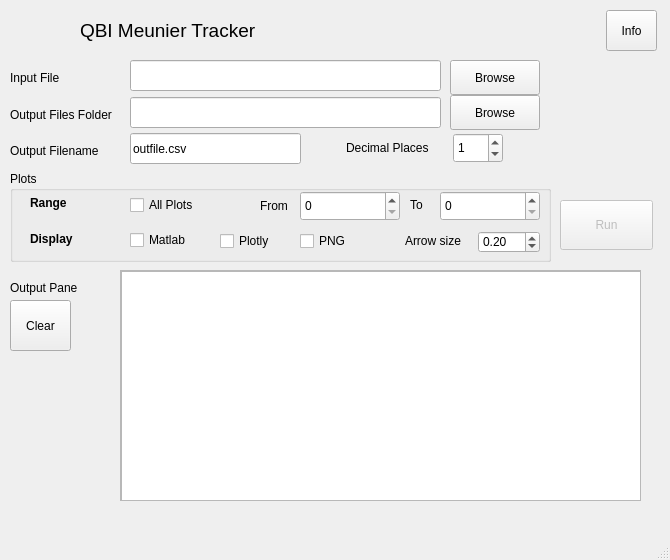
Qt form tracker.ui (QBI-Microscopy/Tracking) before a commit.
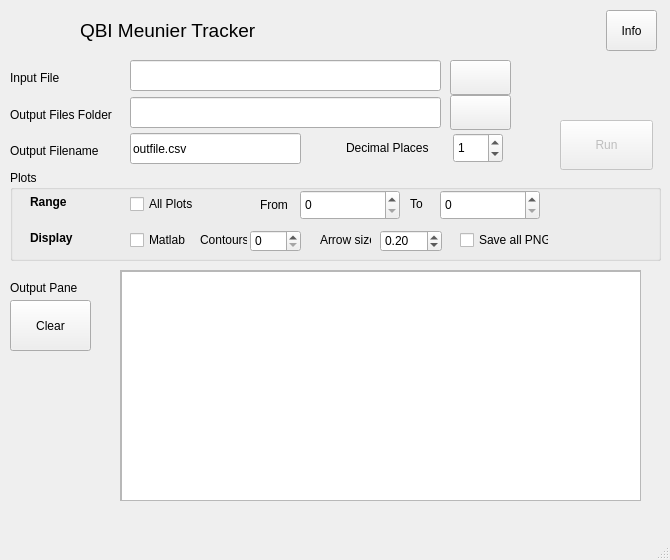
The same form after that commit. Icons and pictures are not drawn.

Commit message: Added contour plot for total plot with options in gui Removed plotly plots to new class PlotlyTracker - for now (not used)

```diff
--- a/tracker.ui
+++ b/tracker.ui
@@ -51,16 +51,25 @@
      <rect>
       <x>450</x>
       <y>60</y>
-      <width>90</width>
+      <width>61</width>
       <height>35</height>
      </rect>
     </property>
+    <property name="toolTip">
+     <string>Open file browser</string>
+    </property>
+    <property name="text">
+     <string/>
+    </property>
     <property name="icon">
      <iconset>
       <normaloff>resources/open.png</normaloff>resources/open.png</iconset>
     </property>
-    <property name="text">
-     <string>Browse</string>
+    <property name="iconSize">
+     <size>
+      <width>32</width>
+      <height>32</height>
+     </size>
     </property>
    </widget>
    <widget class="QPushButton" name="btnRunScript">
@@ -70,7 +79,7 @@
     <property name="geometry">
      <rect>
       <x>560</x>
-      <y>200</y>
+      <y>120</y>
       <width>93</width>
       <height>50</height>
      </rect>
@@ -85,6 +94,12 @@
      <iconset>
       <normaloff>resources/48px-Go-next.svg.png</normaloff>resources/48px-Go-next.svg.png</iconset>
     </property>
+    <property name="iconSize">
+     <size>
+      <width>32</width>
+      <height>32</height>
+     </size>
+    </property>
     <property name="shortcut">
      <string>Ctrl+R</string>
     </property>
@@ -174,17 +189,23 @@
      <rect>
       <x>450</x>
       <y>95</y>
-      <width>90</width>
+      <width>61</width>
       <height>35</height>
      </rect>
     </property>
     <property name="text">
-     <string>Browse</string>
+     <string/>
     </property>
     <property name="icon">
      <iconset>
       <normaloff>resources/open.png</normaloff>resources/open.png</iconset>
     </property>
+    <property name="iconSize">
+     <size>
+      <width>32</width>
+      <height>32</height>
+     </size>
+    </property>
    </widget>
    <widget class="QLineEdit" name="txtOutputdir">
     <property name="geometry">
@@ -336,8 +357,8 @@
     <property name="geometry">
      <rect>
       <x>10</x>
-      <y>171</y>
-      <width>541</width>
+      <y>170</y>
+      <width>651</width>
       <height>91</height>
      </rect>
     </property>
@@ -471,7 +492,7 @@
     <widget class="QDoubleSpinBox" name="doubleSpinBox">
      <property name="geometry">
       <rect>
-       <x>468</x>
+       <x>370</x>
        <y>60</y>
        <width>62</width>
        <height>22</height>
@@ -496,9 +517,9 @@
     <widget class="QLabel" name="label_12">
      <property name="geometry">
       <rect>
-       <x>395</x>
+       <x>310</x>
        <y>60</y>
-       <width>71</width>
+       <width>51</width>
        <height>20</height>
       </rect>
      </property>
@@ -526,57 +547,55 @@
       <string>Display</string>
      </property>
     </widget>
-    <widget class="QCheckBox" name="checkBoxPlotly">
-     <property name="geometry">
-      <rect>
-       <x>210</x>
-       <y>60</y>
-       <width>61</width>
-       <height>20</height>
-      </rect>
-     </property>
-     <property name="toolTip">
-      <string>Popup each plot as a Matlab plot (limited range recommended)</string>
-     </property>
-     <property name="toolTipDuration">
-      <number>5</number>
-     </property>
-     <property name="text">
-      <string>Plotly</string>
-     </property>
-    </widget>
     <widget class="QCheckBox" name="checkPNG">
      <property name="geometry">
       <rect>
-       <x>290</x>
+       <x>450</x>
        <y>60</y>
        <width>89</width>
        <height>20</height>
       </rect>
      </property>
      <property name="text">
-      <string>PNG</string>
+      <string>Save all PNG</string>
      </property>
     </widget>
-    <zorder>checkBoxAllPlots</zorder>
-    <zorder>spinPlotTo</zorder>
-    <zorder>label_9</zorder>
-    <zorder>spinPlotFrom</zorder>
-    <zorder>label_8</zorder>
-    <zorder>label_7</zorder>
-    <zorder>doubleSpinBox</zorder>
-    <zorder>doubleSpinBox</zorder>
-    <zorder>label_12</zorder>
-    <zorder>label_10</zorder>
-    <zorder>checkBoxPlotly</zorder>
-    <zorder>checkPNG</zorder>
+    <widget class="QSpinBox" name="spinContours">
+     <property name="geometry">
+      <rect>
+       <x>240</x>
+       <y>60</y>
+       <width>51</width>
+       <height>22</height>
+      </rect>
+     </property>
+     <property name="maximum">
+      <number>1000</number>
+     </property>
+     <property name="singleStep">
+      <number>100</number>
+     </property>
+    </widget>
+    <widget class="QLabel" name="label_13">
+     <property name="geometry">
+      <rect>
+       <x>190</x>
+       <y>63</y>
+       <width>47</width>
+       <height>13</height>
+      </rect>
+     </property>
+     <property name="text">
+      <string>Contours</string>
+     </property>
+    </widget>
    </widget>
    <widget class="QPushButton" name="btnClear">
     <property name="geometry">
      <rect>
       <x>10</x>
       <y>300</y>
-      <width>61</width>
+      <width>81</width>
       <height>51</height>
      </rect>
     </property>
@@ -587,6 +606,12 @@
      <iconset>
       <normaloff>resources/clear.png</normaloff>resources/clear.png</iconset>
     </property>
+    <property name="iconSize">
+     <size>
+      <width>32</width>
+      <height>32</height>
+     </size>
+    </property>
    </widget>
    <zorder>groupPlots</zorder>
    <zorder>label</zorder>
```
Left out of the diff: 8 changed lines with no effect on the pictures. The commit also changes 8 other files.
